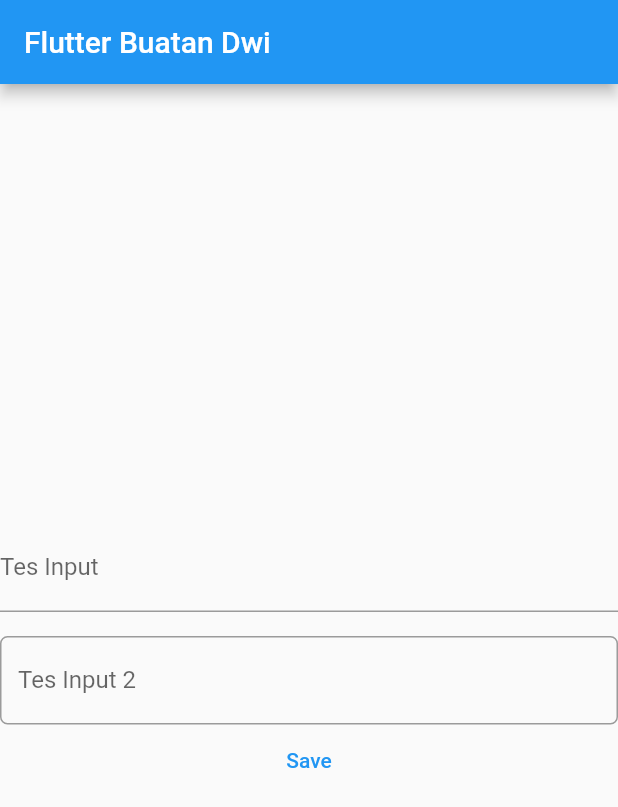
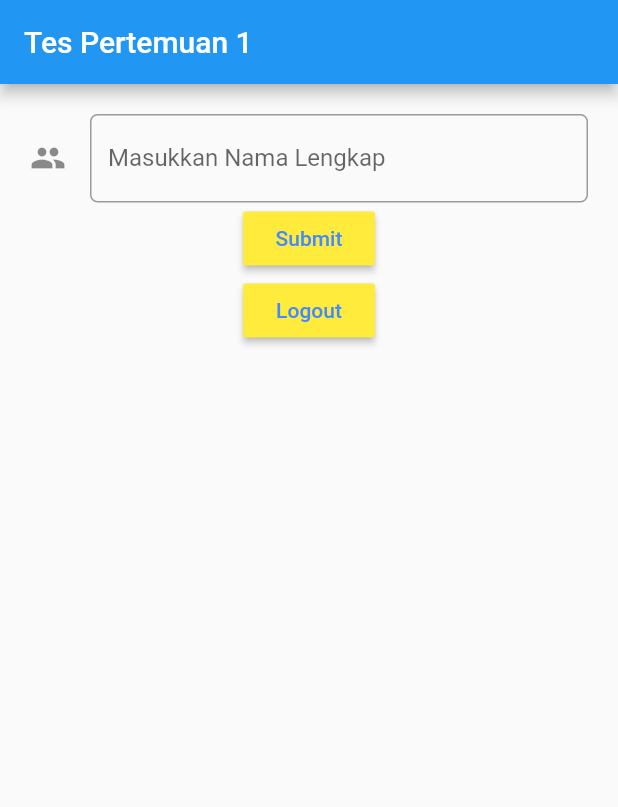
Before and after one commit to dwiarnindita27/Flutter_Progmob_2021, a Flutter app: the Pertemuan1 screen opened directly, on a phone screen of 412 x 824 dp. Shown: the top 807 px of the screen. Run offline on Flutter 3.47's test engine with Material 2 defaults, Android fonts, the phone set to English and light mode, and no system bars; our stand-ins replace shared_preferences; accounts and stored records are empty.

Commit message:
NAVIGASI DAN PREF SELESAI

```diff
--- a/lib/pertemuan1.dart
+++ b/lib/pertemuan1.dart
@@ -1,4 +1,6 @@
 import 'package:flutter/material.dart';
+import 'package:flutter_progmob_2021/main.dart';
+import 'package:shared_preferences/shared_preferences.dart';
 
 
 class Pertemuan1 extends StatefulWidget {
@@ -12,13 +14,7 @@ class Pertemuan1 extends StatefulWidget {
 }
 
 class _Pertemuan1State extends State<Pertemuan1> {
-  int _counter = 0;
-
-  void _incrementCounter() {
-    setState(() {
-      _counter++;
-    });
-  }
+  final _formKey = GlobalKey<FormState>();
 
   @override
   Widget build(BuildContext context) {
@@ -26,45 +22,57 @@ class _Pertemuan1State extends State<Pertemuan1> {
         appBar: AppBar(
           title: Text(widget.title),
         ),
-      body: Center(
-        // Center is a layout widget. It takes a single child and positions it
-        // in the middle of the parent.
+        body: Form(
+            key: _formKey,
+            child: Container(
+                padding: EdgeInsets.all(20.0),
                 child: Column(
-          mainAxisAlignment: MainAxisAlignment.center,
-          children: <Widget>[
+                    children: [
                       TextFormField(
-              decoration : new InputDecoration(
-                labelText: "Tes Input",
-                hintText: "Formatnya bos :",
+                        decoration: new InputDecoration(
+                          hintText: "Misal : Dwi Arniindita",
+                          labelText: "Masukkan Nama Lengkap",
+                          icon: Icon(Icons.people),
+                          border: OutlineInputBorder(
+                              borderRadius: new BorderRadius.circular(5.0)),
+                        ),
+                        validator: (value) {
+                          if (value!.isEmpty) {
+                            return 'Nama Tidak Boleh Dikosongkan';
+                          }
+                          return null;
+                        },
+                      ),
+                      RaisedButton(
+                        child: Text(
+                          "Submit",
+                          style: TextStyle(color: Colors.blueAccent),
+                        ),
+                        color: Colors.yellow,
+                        onPressed: () {
+                          if (_formKey.currentState!.validate()) {}
+                        },
+                      ),
+                      RaisedButton(
+                        child: Text(
+                          "Logout",
+                          style: TextStyle(color: Colors.blueAccent),
+                        ),
+                        color: Colors.yellow,
+                        onPressed: () async {
+                          //Navigator.pop(context);
+                          SharedPreferences pref = await SharedPreferences.getInstance();
+                          await pref.setString("is_login", 1);
+                          Navigator.pushReplacement(
+                            context,
+                            MaterialPageRoute(builder: (context) => MyHomePage(title: 'Tes Pertemuan 1',)),
+                          );
+                        },
                       )
-            ),
-            Padding(
-              padding: EdgeInsets.all(8.0),
-            ),
-            TextFormField(
-                decoration : new InputDecoration(
-                  labelText: "Tes Input 2",
-                  hintText: "Formatnya bos :",
-                  border : OutlineInputBorder(
-                      borderRadius: new BorderRadius.circular(5),
+                    ]
                 )
-                ),
-            ),
-            TextButton(
-              style: ButtonStyle(
-                foregroundColor: MaterialStateProperty.all<Color>(Colors.blue),
-            ),
-            onPressed: () { },
-            child: Text('Save'),
             )
-          ],
-        ),
-      ),
-      //floatingActionButton: FloatingActionButton(
-        //onPressed: _incrementCounter,
-        //tooltip: 'Increment',
-        //child: const Icon(Icons.add),
-      //), // This trailing comma makes auto-formatting nicer for build methods.
+        )
     );
   }
 }
--- a/pubspec.yaml
+++ b/pubspec.yaml
@@ -34,6 +34,7 @@ dependencies:
   # The following adds the Cupertino Icons font to your application.
   # Use with the CupertinoIcons class for iOS style icons.
   cupertino_icons: ^1.0.2
+  shared_preferences: ^2.0.8
 
 dev_dependencies:
   flutter_test:
```
Also changed, not shown: lib/main.dart (+31 -1 lines), pubspec.lock. Lines whose indentation alone changed are shown as unchanged.
